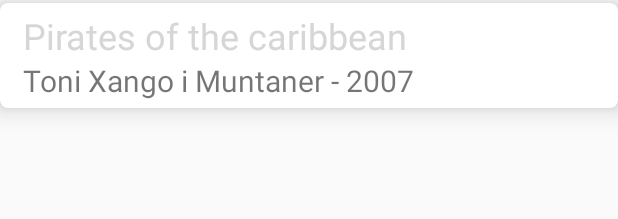
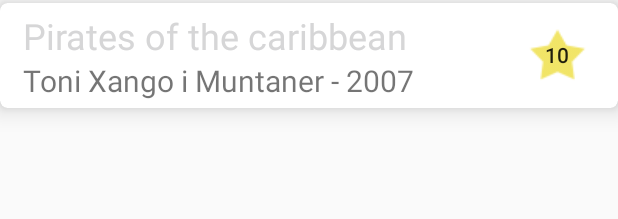
Before and after one commit to JosepBernad/MyFilmDatabase, an Android app: the layout film_row.xml on its own in the app's theme, with its tools: preview values and no code run, on a phone screen of 412 x 824 dp. Shown: the top 219 px of the screen. Run offline under Robolectric (Android 15) with nearby library versions, the phone set to English and light mode, and no system bars.

Commit message:
Crithics rate in the recycleview

```diff
--- a/app/src/main/java/com/example/pr_idi/mydatabaseexample/Adapters/FilmsAdapter.java
+++ b/app/src/main/java/com/example/pr_idi/mydatabaseexample/Adapters/FilmsAdapter.java
@@ -4,6 +4,7 @@ import android.support.v7.widget.RecyclerView;
 import android.view.LayoutInflater;
 import android.view.View;
 import android.view.ViewGroup;
+import android.widget.Button;
 import android.widget.Filter;
 import android.widget.Filterable;
 import android.widget.TextView;
@@ -39,6 +40,8 @@ public class FilmsAdapter extends RecyclerView.Adapter<FilmsAdapter.filmViewHold
         holder.name.setText(filmArray.get(position).getTitle());
         String aux = filmArray.get(position).getDirector() + " - " + filmArray.get(position).getYear();
         holder.directorYear.setText(aux);
+        String aux2 = String.valueOf(filmArray.get(position).getCritics_rate());
+        holder.rate.setText(aux2);
     }
 
     /** Number of rows */
@@ -51,12 +54,14 @@ public class FilmsAdapter extends RecyclerView.Adapter<FilmsAdapter.filmViewHold
     public class filmViewHolder extends RecyclerView.ViewHolder
     {
         TextView name, directorYear;
+        Button rate;
 
         public filmViewHolder(View itemView) {
             super(itemView);
 
             name = (TextView)itemView.findViewById(R.id.filmName);
             directorYear = (TextView)itemView.findViewById(R.id.yearDirector);
+            rate = (Button)itemView.findViewById(R.id.ratingButton);
         }
     }
 }
--- a/app/src/main/res/layout/film_row.xml
+++ b/app/src/main/res/layout/film_row.xml
@@ -14,7 +14,6 @@
 
 
     <RelativeLayout
-    xmlns:android="http://schemas.android.com/apk/res/android"
         android:layout_width="match_parent"
         android:layout_height="match_parent">
 
@@ -42,5 +41,17 @@
             android:layout_alignStart="@+id/filmName"
             android:text="Toni Xango i Muntaner - 2007"/>
 
+        <Button
+            android:text="10"
+            android:layout_width="50dp"
+            android:layout_height="wrap_content"
+            android:layout_centerVertical="true"
+            android:layout_alignParentEnd="true"
+            android:layout_marginRight="15dp"
+            android:id="@+id/ratingButton"
+            android:background="@drawable/ic_star_icon"
+            android:backgroundTint="#e8d302"/>
+
+
     </RelativeLayout>
 </android.support.v7.widget.CardView>
```
Also changed, not shown: app/src/main/java/com/example/pr_idi/mydatabaseexample/MainActivity.java (+5 -2 lines), app/src/main/res/drawable-hdpi/ic_star_icon.png (added), app/src/main/res/drawable-mdpi/ic_star_icon.png (added), app/src/main/res/drawable-xhdpi/ic_star_icon.png (added), app/src/main/res/drawable-xxhdpi/ic_star_icon.png (added). Lines whose indentation alone changed are shown as unchanged.
